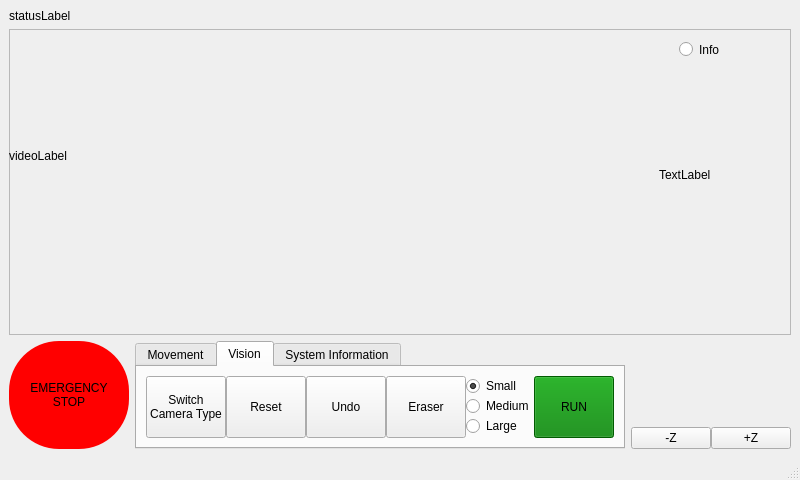
First picture: the form in Vattenfall_ws/src/user_interface/user_interface/P5_GUI.ui, repository jens1906/Robotteknologi-5.-semester, before the edit.
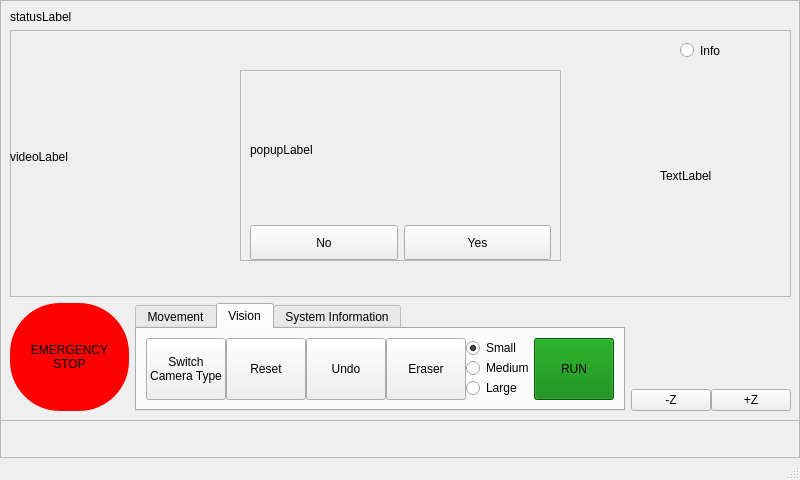
Second picture: the form after the edit. Custom widgets are drawn as their Qt base class.

What changed in the file:
```diff
--- a/Vattenfall_ws/src/user_interface/user_interface/P5_GUI.ui
+++ b/Vattenfall_ws/src/user_interface/user_interface/P5_GUI.ui
@@ -20,7 +20,58 @@
    <string>MainWindow</string>
   </property>
   <widget class="QWidget" name="centralwidget">
-   <layout class="QVBoxLayout" name="verticalLayout_2" stretch="0,4,0">
+   <layout class="QVBoxLayout" name="verticalLayout_2" stretch="0">
+    <property name="spacing">
+     <number>0</number>
+    </property>
+    <property name="leftMargin">
+     <number>0</number>
+    </property>
+    <property name="topMargin">
+     <number>0</number>
+    </property>
+    <property name="rightMargin">
+     <number>0</number>
+    </property>
+    <property name="bottomMargin">
+     <number>0</number>
+    </property>
+    <item>
+     <widget class="QFrame" name="frame_4">
+      <property name="sizePolicy">
+       <sizepolicy hsizetype="Expanding" vsizetype="Expanding">
+        <horstretch>0</horstretch>
+        <verstretch>0</verstretch>
+       </sizepolicy>
+      </property>
+      <property name="frameShape">
+       <enum>QFrame::Shape::StyledPanel</enum>
+      </property>
+      <property name="frameShadow">
+       <enum>QFrame::Shadow::Raised</enum>
+      </property>
+      <widget class="QFrame" name="frame_3">
+       <property name="geometry">
+        <rect>
+         <x>0</x>
+         <y>0</y>
+         <width>801</width>
+         <height>421</height>
+        </rect>
+       </property>
+       <property name="sizePolicy">
+        <sizepolicy hsizetype="Expanding" vsizetype="Expanding">
+         <horstretch>0</horstretch>
+         <verstretch>0</verstretch>
+        </sizepolicy>
+       </property>
+       <property name="frameShape">
+        <enum>QFrame::Shape::StyledPanel</enum>
+       </property>
+       <property name="frameShadow">
+        <enum>QFrame::Shadow::Raised</enum>
+       </property>
+       <layout class="QVBoxLayout" name="verticalLayout_4" stretch="0,5,0">
     <item>
      <widget class="QLabel" name="statusLabel">
       <property name="text">
@@ -721,6 +772,68 @@
        </widget>
       </item>
      </layout>
+        </item>
+       </layout>
+      </widget>
+      <widget class="QFrame" name="frame_5">
+       <property name="geometry">
+        <rect>
+         <x>240</x>
+         <y>70</y>
+         <width>321</width>
+         <height>191</height>
+        </rect>
+       </property>
+       <property name="frameShape">
+        <enum>QFrame::Shape::StyledPanel</enum>
+       </property>
+       <property name="frameShadow">
+        <enum>QFrame::Shadow::Raised</enum>
+       </property>
+       <layout class="QVBoxLayout" name="verticalLayout_8" stretch="4,1">
+        <property name="bottomMargin">
+         <number>0</number>
+        </property>
+        <item>
+         <widget class="QLabel" name="popupLabel">
+          <property name="text">
+           <string>popupLabel</string>
+          </property>
+         </widget>
+        </item>
+        <item>
+         <layout class="QHBoxLayout" name="horizontalLayout_7">
+          <item>
+           <widget class="QPushButton" name="popup_No">
+            <property name="sizePolicy">
+             <sizepolicy hsizetype="Minimum" vsizetype="Expanding">
+              <horstretch>0</horstretch>
+              <verstretch>0</verstretch>
+             </sizepolicy>
+            </property>
+            <property name="text">
+             <string>No</string>
+            </property>
+           </widget>
+          </item>
+          <item>
+           <widget class="QPushButton" name="popup_Yes">
+            <property name="sizePolicy">
+             <sizepolicy hsizetype="Minimum" vsizetype="Expanding">
+              <horstretch>0</horstretch>
+              <verstretch>0</verstretch>
+             </sizepolicy>
+            </property>
+            <property name="text">
+             <string>Yes</string>
+            </property>
+           </widget>
+          </item>
+         </layout>
+        </item>
+       </layout>
+      </widget>
+     </widget>
     </item>
    </layout>
   </widget>
```
Left out of the diff: 2 changed lines with no effect on the pictures. Lines whose indentation alone changed are shown as unchanged.
